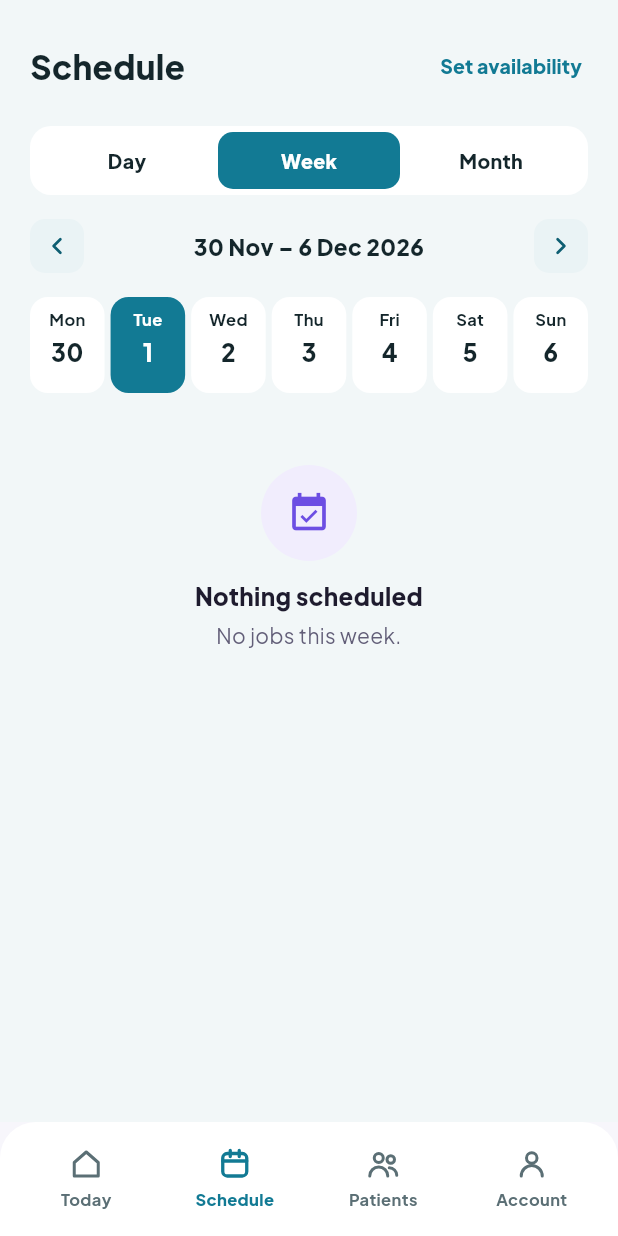
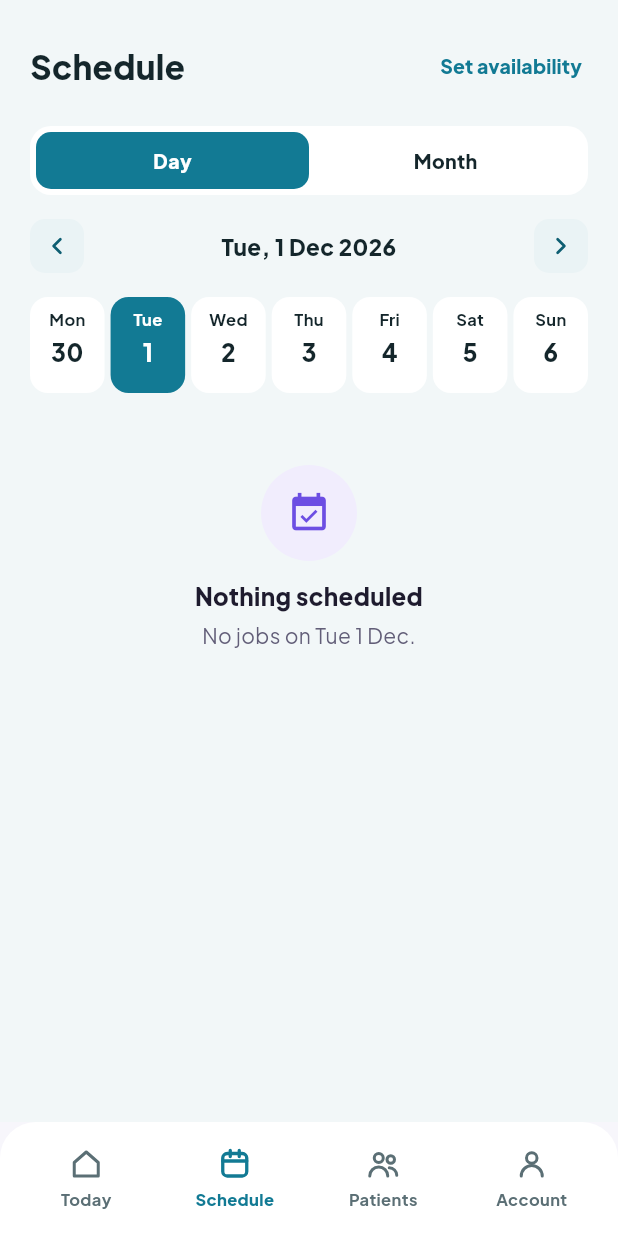
Before and after one commit to Yein123/careway, a Flutter app: the CgScheduleScreen screen opened by its route, on a phone screen of 412 x 824 dp. Run offline on Flutter 3.47's test engine with Material 3 defaults, Android fonts, the light colour scheme and no system bars; our stand-ins replace cloud_firestore, cloud_functions, firebase_auth, firebase_core, firebase_messaging, flutter_local_notifications and 3 more; accounts and stored records are empty; generated files the repository leaves out were written again; network calls fail.

Commit message:
feat(app): caregiver schedule offers day and month views only

```diff
--- a/lib/features/caregiver/cg_tabs.dart
+++ b/lib/features/caregiver/cg_tabs.dart
@@ -40,7 +40,7 @@ class _Tab extends StatelessWidget {
 const _title = TextStyle(fontSize: 22, fontWeight: FontWeight.w800, color: CgColors.ink);
 const _groupLabel = TextStyle(fontSize: 13, fontWeight: FontWeight.w800, letterSpacing: 0.3, color: CgColors.muted);
 
-enum _ScheduleView { day, week, month }
+enum _ScheduleView { day, month }
 
 DateTime _dayOf(DateTime t) {
   final l = t.toLocal();
@@ -50,7 +50,7 @@ DateTime _dayOf(DateTime t) {
 /// Monday of the week holding [d].
 DateTime _weekStart(DateTime d) => DateTime(d.year, d.month, d.day - (d.weekday - 1));
 
-/// C6 · Caregiver: schedule (CgSchedule.dc.html). Day, week or month view;
+/// C6 · Caregiver: schedule (CgSchedule.dc.html). Day or month view;
 /// tap any date to see its jobs.
 class CgScheduleScreen extends ConsumerStatefulWidget {
   const CgScheduleScreen({super.key});
@@ -60,7 +60,7 @@ class CgScheduleScreen extends ConsumerStatefulWidget {
 }
 
 class _CgScheduleScreenState extends ConsumerState<CgScheduleScreen> {
-  _ScheduleView _view = _ScheduleView.week;
+  _ScheduleView _view = _ScheduleView.day;
   DateTime? _selected;
 
   @override
@@ -107,31 +107,19 @@ class _CgScheduleScreenState extends ConsumerState<CgScheduleScreen> {
       byDay.putIfAbsent(_dayOf(t), () => []).add(w);
     }
 
-    // Days whose jobs are listed below the calendar.
-    final List<DateTime> shownDays;
-    final String period;
-    switch (_view) {
-      case _ScheduleView.day:
-        shownDays = [selected];
-        period = DateFormat('EEE, d MMM yyyy').format(selected);
-      case _ScheduleView.week:
-        final start = _weekStart(selected);
-        shownDays = [for (var i = 0; i < 7; i++) DateTime(start.year, start.month, start.day + i)];
-        final end = shownDays.last;
-        period = '${DateFormat('d MMM').format(start)} – ${DateFormat('d MMM yyyy').format(end)}';
-      case _ScheduleView.month:
-        shownDays = [selected];
-        period = DateFormat('MMMM yyyy').format(selected);
-    }
+    final period = switch (_view) {
+      _ScheduleView.day => DateFormat('EEE, d MMM yyyy').format(selected),
+      _ScheduleView.month => DateFormat('MMMM yyyy').format(selected),
+    };
 
     void select(DateTime d) => setState(() => _selected = d);
     void shift(int dir) => select(switch (_view) {
           _ScheduleView.day => DateTime(selected.year, selected.month, selected.day + dir),
-          _ScheduleView.week => DateTime(selected.year, selected.month, selected.day + 7 * dir),
           _ScheduleView.month => DateTime(selected.year, selected.month + dir, 1),
         });
 
-    final listed = [for (final d in shownDays) if (byDay.containsKey(d)) d];
+    // Jobs for the picked date are listed below the calendar.
+    final listed = [if (byDay.containsKey(selected)) selected];
 
     return _Tab(children: [
       Row(children: [
@@ -165,7 +153,7 @@ class _CgScheduleScreenState extends ConsumerState<CgScheduleScreen> {
             ? EmptyState(
                 icon: Icons.event_available,
                 title: 'Nothing scheduled',
-                message: _view == _ScheduleView.week ? 'No jobs this week.' : 'No jobs on ${DateFormat('EEE d MMM').format(selected)}.',
+                message: 'No jobs on ${DateFormat('EEE d MMM').format(selected)}.',
               )
             : Column(crossAxisAlignment: CrossAxisAlignment.stretch, children: [
                 for (final day in listed) ...[
@@ -193,7 +181,7 @@ class _ViewSwitch extends StatelessWidget {
         padding: const EdgeInsets.all(4),
         decoration: BoxDecoration(color: CwColors.white, borderRadius: BorderRadius.circular(14)),
         child: Row(children: [
-          for (final (v, label) in const [(_ScheduleView.day, 'Day'), (_ScheduleView.week, 'Week'), (_ScheduleView.month, 'Month')])
+          for (final (v, label) in const [(_ScheduleView.day, 'Day'), (_ScheduleView.month, 'Month')])
             Expanded(
               child: Semantics(
                 button: true,
```
